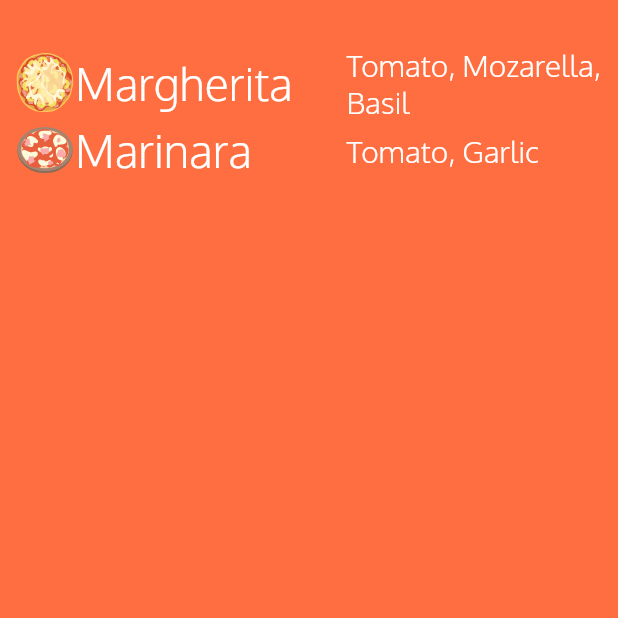
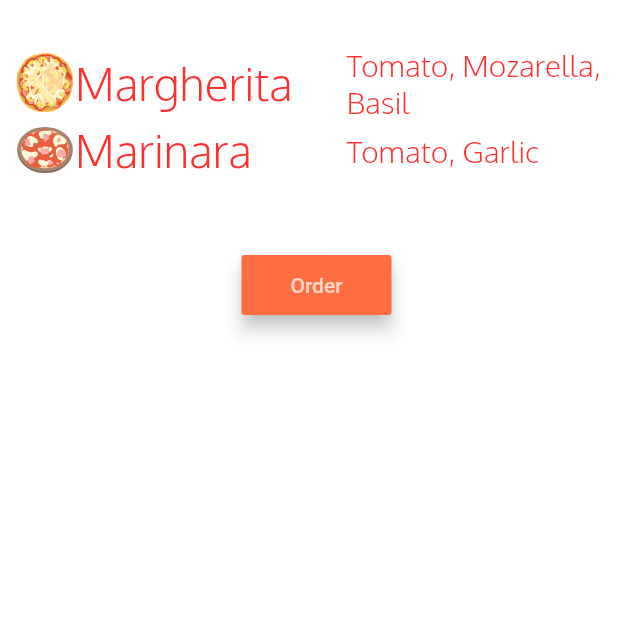
Before and after one commit to ovicristurean/FlutterBasics, a Flutter app: the screen it shows after launch, on a phone screen of 412 x 824 dp, the top half of it. Run offline on Flutter 3.47's test engine with Material 2 defaults, Android fonts, the phone set to English and light mode, and no system bars; our stand-ins replace flutter_svg.

Commit message:
added a raised button

```diff
--- a/flutter_basics/lib/ui/home.dart
+++ b/flutter_basics/lib/ui/home.dart
@@ -4,11 +4,11 @@ import 'package:flutter_svg/flutter_svg.dart';
 class WidgetsHome extends StatelessWidget {
   @override
   Widget build(BuildContext context) {
-    return Center(
-      child: Container(
+    return MaterialApp(
+      home: Container(
         padding: EdgeInsets.only(top: 30.0, left: 10.0),
         alignment: Alignment.center,
-        color: Colors.deepOrangeAccent,
+        color: Colors.white70,
         child: Column(
           children: <Widget>[
             Row(
@@ -71,18 +71,18 @@ class WidgetsHome extends StatelessWidget {
               ],
               textDirection: TextDirection.ltr,
             ),
+            OrderButton()
           ],
         ),
         /*width: 192.0,
-        height: 96.0,
-       margin: EdgeInsets.only(left:50.0),*/
+          height: 96.0,
+         margin: EdgeInsets.only(left:50.0),*/
       ),
     );
   }
 }
 
 class PizzaImageWidget extends StatelessWidget {
-
   String assetName;
 
   PizzaImageWidget(String assetName) {
@@ -98,3 +98,35 @@ class PizzaImageWidget extends StatelessWidget {
     );
   }
 }
+
+class OrderButton extends StatelessWidget {
+  @override
+  Widget build(BuildContext context) {
+    return Container(
+      width: 100.0,
+      height: 40.0,
+      child: RaisedButton(
+        child: Text(
+          "Order",
+          style: TextStyle(
+            color: Colors.white70,
+          ),
+        ),
+        onPressed: () {
+          order(context);
+        },
+        color: Colors.deepOrangeAccent,
+        elevation: 5.0,
+      ),
+      margin: EdgeInsets.only(top: 50.0),
+    );
+  }
+
+  void order(BuildContext context) {
+    var alert = AlertDialog(
+      title: Text("Order completed"),
+      content: Text("Thanks for your order"),
+    );
+    showDialog(context: context, builder: (BuildContext context) => alert);
+  }
+}
```
